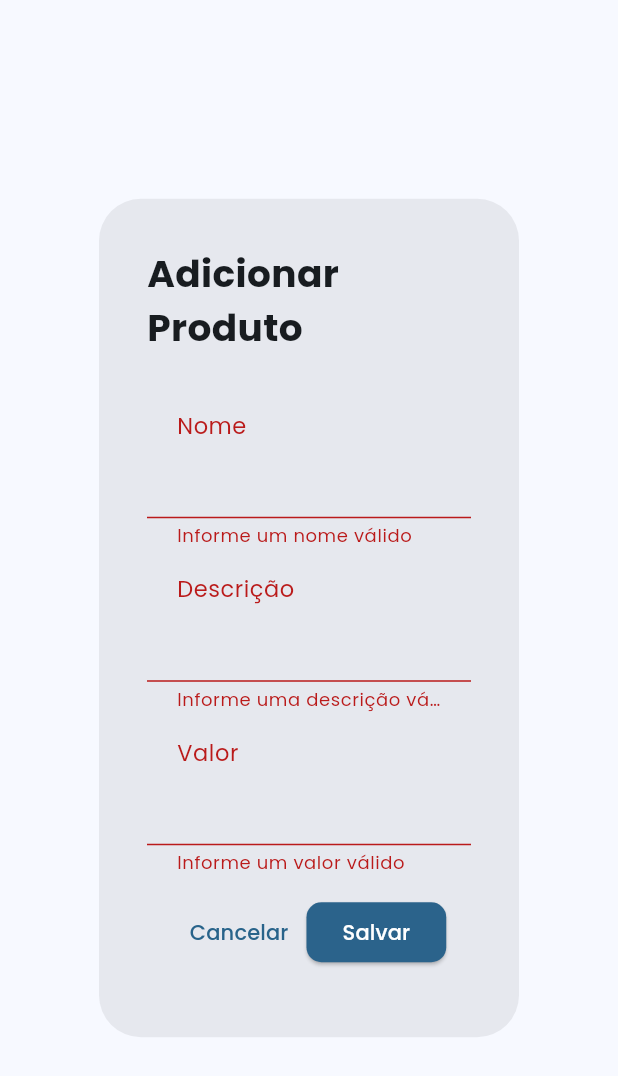
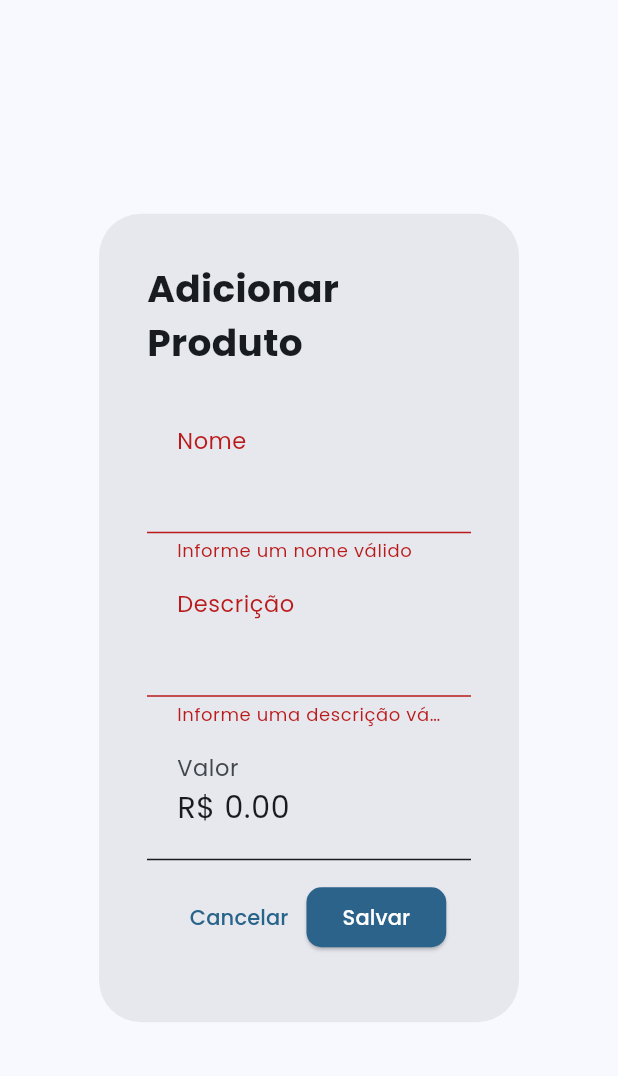
Before and after one commit to leosouza5/CoreTech-Restaurante, a Flutter app: the ModalNovoProduto widget shown alone on an empty page, opened directly with empty values, after a tap on "Salvar", on a phone screen of 412 x 824 dp. Shown: the top 1076 px of the screen. Run offline on Flutter 3.47's test engine with Material 3 defaults, Android fonts, the phone set to English and light mode, and no system bars; our stand-ins replace date_field, dio, flutter_masked_text2, google_fonts; network calls fail.

Commit message:
modificacoes finais

```diff
--- a/core_tech/lib/features/auth_screen/screens/auth_screen.dart
+++ b/core_tech/lib/features/auth_screen/screens/auth_screen.dart
@@ -17,6 +17,7 @@ class _AuthScreenState extends State<AuthScreen> {
   Widget build(BuildContext context) {
     final controller = context.watch<AuthController>();
     return Scaffold(
+      resizeToAvoidBottomInset: false,
       extendBodyBehindAppBar: true,
       appBar: AppBar(
         toolbarHeight: 90,
--- a/core_tech/lib/features/food_menu/components/modal_novo_produto.dart
+++ b/core_tech/lib/features/food_menu/components/modal_novo_produto.dart
@@ -1,6 +1,7 @@
 import 'package:core_tech/features/food_menu/controller/food_menu_controller.dart';
 import 'package:core_tech/global/components/input.dart';
 import 'package:flutter/material.dart';
+import 'package:flutter_masked_text2/flutter_masked_text2.dart';
 import 'package:provider/provider.dart';
 
 class ModalNovoProduto extends StatefulWidget {
@@ -24,7 +25,14 @@ class _ModalNovoProdutoState extends State<ModalNovoProduto> {
 
   final TextEditingController controllerDescricao = TextEditingController();
 
-  final TextEditingController controllerValor = TextEditingController();
+  // final TextEditingController controllerValor = TextEditingController();
+
+  final controllerValor = MoneyMaskedTextController(
+    decimalSeparator: '.',
+    thousandSeparator: '',
+    leftSymbol: 'R\$ ',
+  );
+
   @override
   void initState() {
     WidgetsBinding.instance.addPostFrameCallback(
@@ -116,7 +124,7 @@ class _ModalNovoProdutoState extends State<ModalNovoProduto> {
                                 {
                                   "nome": controllerNome.text,
                                   "descricao": controllerDescricao.text,
-                                  "valor": controllerValor.text,
+                                  "valor": controllerValor.text.substring(3),
                                   "id_cardapio": widget.idCardapio,
                                 },
                                 widget.id!,
@@ -125,7 +133,7 @@ class _ModalNovoProdutoState extends State<ModalNovoProduto> {
                               controllerMenu.adicionarProdutoAoCardapio(context, {
                                 "nome": controllerNome.text,
                                 "descricao": controllerDescricao.text,
-                                "valor": controllerValor.text,
+                                "valor": controllerValor.text.substring(3),
                                 "id_cardapio": widget.idCardapio,
                               });
                             }
--- a/core_tech/lib/main.dart
+++ b/core_tech/lib/main.dart
@@ -17,7 +17,9 @@ import 'package:provider/provider.dart';
 import 'global/theme/theme.dart';
 import 'global/util/util.dart';
 
-const urlServer = 'http://192.168.0.202:3030';
+const urlServer = 'http://192.168.0.133:3030';
+
+bool admin = false;
 
 void main() async {
   WidgetsFlutterBinding.ensureInitialized();
@@ -56,7 +58,7 @@ class MyApp extends StatelessWidget {
         debugShowCheckedModeBanner: false,
         title: 'CoreTech',
         theme: theme.light(),
-        home: OrdersResume(),
+        home: AuthScreen(),
       ),
     );
   }
--- a/core_tech/pubspec.yaml
+++ b/core_tech/pubspec.yaml
@@ -21,6 +21,7 @@ dependencies:
   platform: ^3.1.6
   date_field: ^5.3.0
   intl: ^0.19.0
+  flutter_masked_text2: ^0.9.1
 
 
 dev_dependencies:
```
Also changed, not shown: core_tech/lib/features/auth_screen/controller/auth_controller.dart (+8 -1 lines), core_tech/lib/features/food_menu/components/modal_novo_cardapio.dart (+9 -6 lines), core_tech/lib/features/web_home_screen/screens/web_home_screen.dart (+61 -17 lines), core_tech/pubspec.lock, 4 other files.
